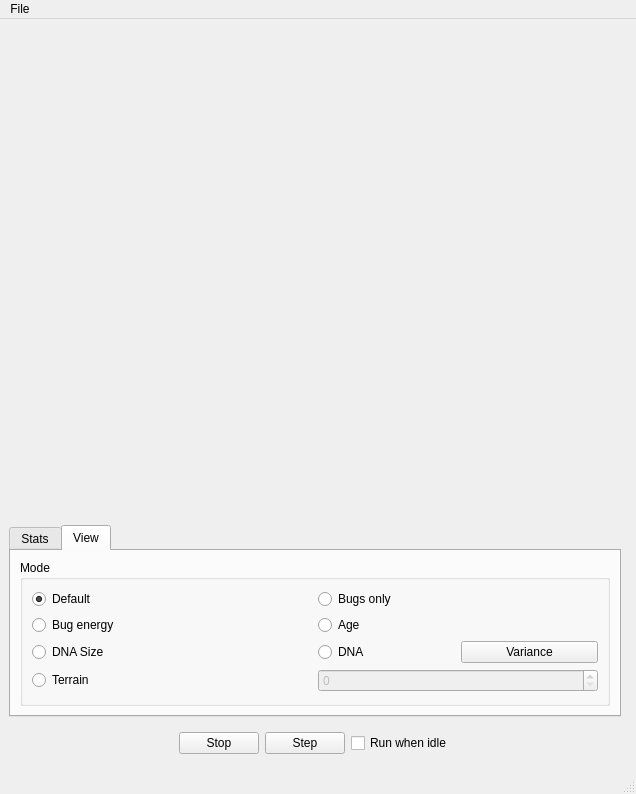
This is main_window.ui in sje397/QtBugs as Qt 5 draws it before an edit. The edited form follows.
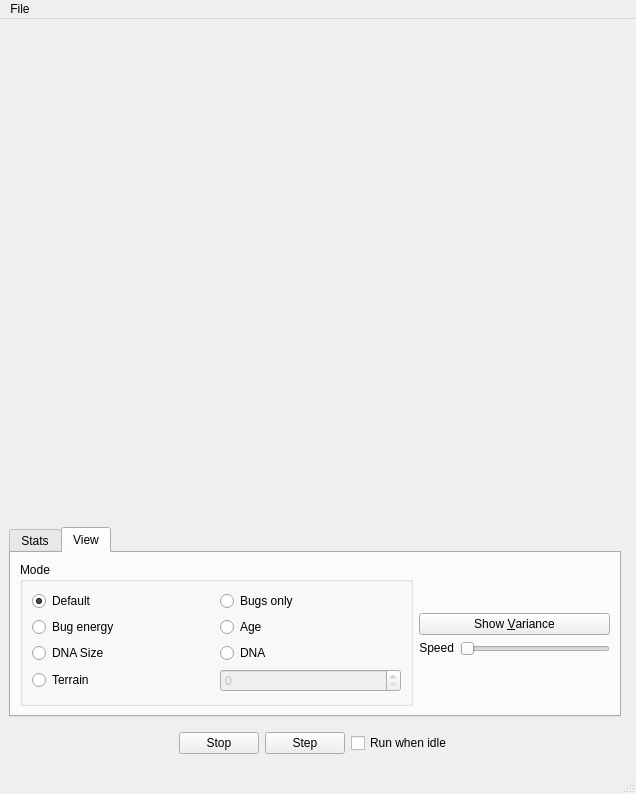
This is the edited form. The open tabs and pages were chosen to show the change. Custom widgets are drawn as their Qt base class.

Commit message: Added speed slider Fix parallel access to dish stats (pop and gen)

What changed in the file:
```diff
--- a/main_window.ui
+++ b/main_window.ui
@@ -564,9 +564,15 @@
          <attribute name="title">
           <string>View</string>
          </attribute>
-         <layout class="QHBoxLayout" name="horizontalLayout">
+         <layout class="QHBoxLayout" name="horizontalLayout_2">
           <item>
            <widget class="QGroupBox" name="groupBox">
+            <property name="sizePolicy">
+             <sizepolicy hsizetype="Expanding" vsizetype="Preferred">
+              <horstretch>0</horstretch>
+              <verstretch>0</verstretch>
+             </sizepolicy>
+            </property>
             <property name="title">
              <string>Mode</string>
             </property>
@@ -610,25 +616,11 @@
               </widget>
              </item>
              <item row="2" column="1">
-              <layout class="QHBoxLayout" name="horizontalLayout_2">
-               <item>
-                <widget class="QRadioButton" name="radViewDNA">
-                 <property name="text">
-                  <string>DNA</string>
-                 </property>
-                </widget>
-               </item>
-               <item>
-                <widget class="QPushButton" name="btnHist">
-                 <property name="enabled">
-                  <bool>true</bool>
-                 </property>
-                 <property name="text">
-                  <string>Variance</string>
-                 </property>
-                </widget>
-               </item>
-              </layout>
+              <widget class="QRadioButton" name="radViewDNA">
+               <property name="text">
+                <string>DNA</string>
+               </property>
+              </widget>
              </item>
              <item row="3" column="0">
               <widget class="QRadioButton" name="radViewTerrain">
@@ -650,6 +642,97 @@
             </layout>
            </widget>
           </item>
+          <item>
+           <layout class="QVBoxLayout" name="verticalLayout">
+            <item>
+             <spacer name="verticalSpacer_2">
+              <property name="orientation">
+               <enum>Qt::Vertical</enum>
+              </property>
+              <property name="sizeHint" stdset="0">
+               <size>
+                <width>20</width>
+                <height>40</height>
+               </size>
+              </property>
+             </spacer>
+            </item>
+            <item>
+             <widget class="QPushButton" name="btnHist">
+              <property name="enabled">
+               <bool>true</bool>
+              </property>
+              <property name="sizePolicy">
+               <sizepolicy hsizetype="Preferred" vsizetype="Fixed">
+                <horstretch>0</horstretch>
+                <verstretch>0</verstretch>
+               </sizepolicy>
+              </property>
+              <property name="text">
+               <string>Show &amp;Variance</string>
+              </property>
+             </widget>
+            </item>
+            <item>
+             <layout class="QHBoxLayout" name="horizontalLayout">
+              <item>
+               <widget class="QLabel" name="label_8">
+                <property name="sizePolicy">
+                 <sizepolicy hsizetype="Preferred" vsizetype="Maximum">
+                  <horstretch>0</horstretch>
+                  <verstretch>0</verstretch>
+                 </sizepolicy>
+                </property>
+                <property name="text">
+                 <string>Speed</string>
+                </property>
+                <property name="alignment">
+                 <set>Qt::AlignRight|Qt::AlignTrailing|Qt::AlignVCenter</set>
+                </property>
+               </widget>
+              </item>
+              <item>
+               <widget class="QSlider" name="horizontalSlider">
+                <property name="sizePolicy">
+                 <sizepolicy hsizetype="Fixed" vsizetype="Fixed">
+                  <horstretch>0</horstretch>
+                  <verstretch>0</verstretch>
+                 </sizepolicy>
+                </property>
+                <property name="minimumSize">
+                 <size>
+                  <width>150</width>
+                  <height>0</height>
+                 </size>
+                </property>
+                <property name="minimum">
+                 <number>1</number>
+                </property>
+                <property name="maximum">
+                 <number>1000</number>
+                </property>
+                <property name="orientation">
+                 <enum>Qt::Horizontal</enum>
+                </property>
+               </widget>
+              </item>
+             </layout>
+            </item>
+            <item>
+             <spacer name="verticalSpacer">
+              <property name="orientation">
+               <enum>Qt::Vertical</enum>
+              </property>
+              <property name="sizeHint" stdset="0">
+               <size>
+                <width>20</width>
+                <height>40</height>
+               </size>
+              </property>
+             </spacer>
+            </item>
+           </layout>
+          </item>
          </layout>
         </widget>
        </widget>
```
Left out of the diff: 2 changed lines with no effect on the pictures. The commit also changes 3 other files.
